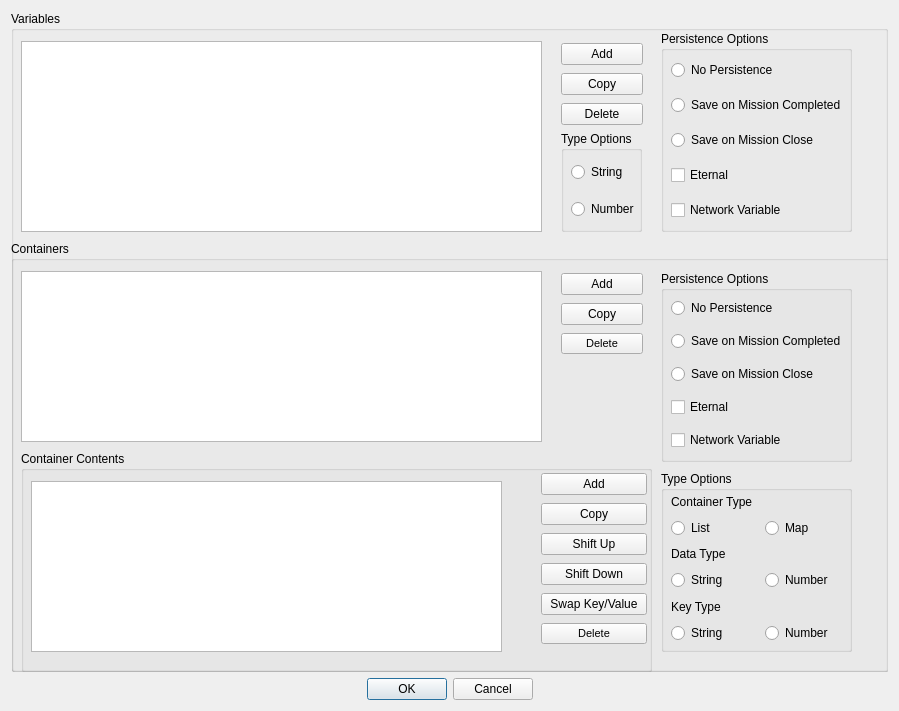
Above: qtfred/ui/VariableDialog.ui from scp-fs2open/fs2open.github.com before the change. Below: the same form after it.
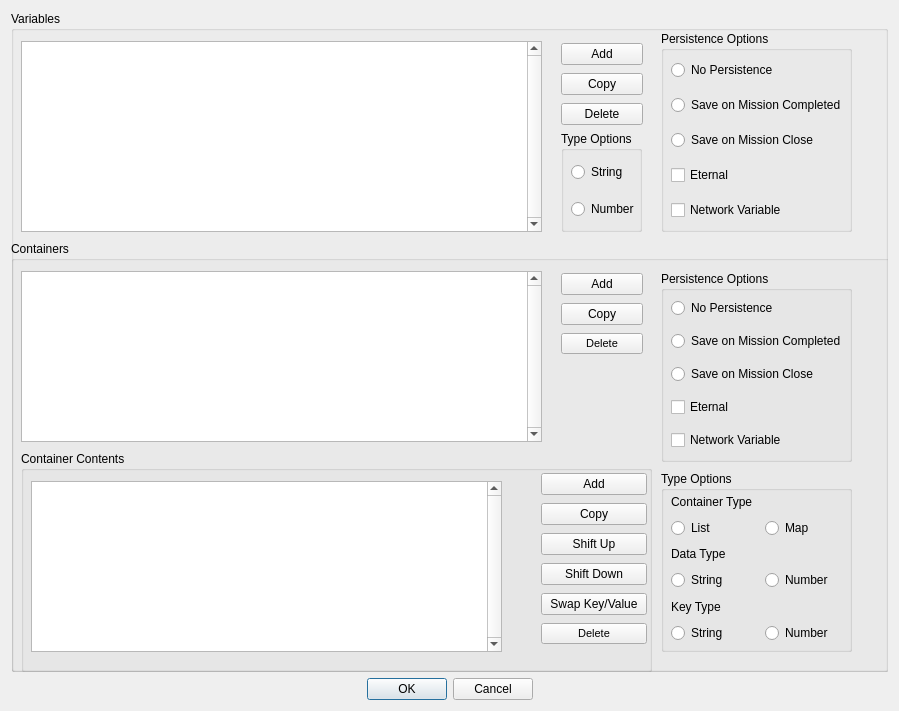
That is the form after the change.

What changed in the file:
```diff
--- a/qtfred/ui/VariableDialog.ui
+++ b/qtfred/ui/VariableDialog.ui
@@ -87,6 +87,9 @@
           <height>191</height>
          </rect>
         </property>
+        <property name="verticalScrollBarPolicy">
+         <enum>Qt::ScrollBarAlwaysOn</enum>
+        </property>
         <property name="horizontalScrollBarPolicy">
          <enum>Qt::ScrollBarAlwaysOff</enum>
         </property>
@@ -94,7 +97,7 @@
          <set>QAbstractItemView::DoubleClicked|QAbstractItemView::EditKeyPressed</set>
         </property>
         <property name="alternatingRowColors">
-         <bool>true</bool>
+         <bool>false</bool>
         </property>
         <property name="selectionMode">
          <enum>QAbstractItemView::SingleSelection</enum>
@@ -247,11 +250,14 @@
             <height>171</height>
            </rect>
           </property>
+          <property name="verticalScrollBarPolicy">
+           <enum>Qt::ScrollBarAlwaysOn</enum>
+          </property>
           <property name="editTriggers">
            <set>QAbstractItemView::DoubleClicked|QAbstractItemView::EditKeyPressed</set>
           </property>
           <property name="alternatingRowColors">
-           <bool>true</bool>
+           <bool>false</bool>
           </property>
           <property name="selectionMode">
            <enum>QAbstractItemView::SingleSelection</enum>
@@ -536,6 +542,9 @@
            <height>171</height>
           </rect>
          </property>
+         <property name="verticalScrollBarPolicy">
+          <enum>Qt::ScrollBarAlwaysOn</enum>
+         </property>
          <property name="horizontalScrollBarPolicy">
           <enum>Qt::ScrollBarAlwaysOff</enum>
          </property>
@@ -543,7 +552,7 @@
           <set>QAbstractItemView::DoubleClicked|QAbstractItemView::EditKeyPressed</set>
          </property>
          <property name="alternatingRowColors">
-          <bool>true</bool>
+          <bool>false</bool>
          </property>
          <property name="selectionMode">
           <enum>QAbstractItemView::SingleSelection</enum>
```
